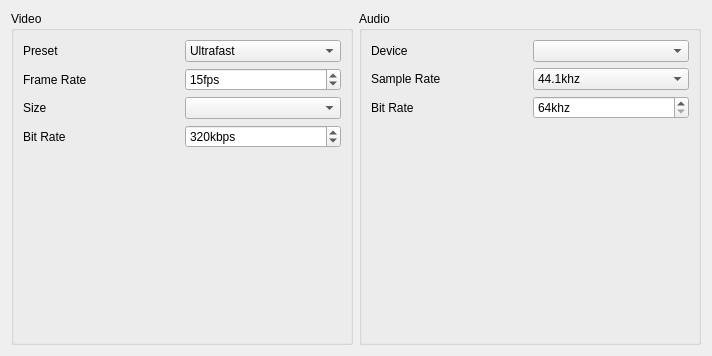
Above: core/encoder.ui from keyanmca/DesktopLiveManager before the change. Below: the same form after it.
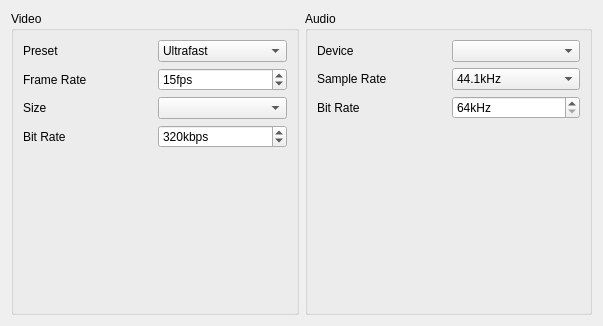
That is the form after the change.

```diff
--- a/core/encoder.ui
+++ b/core/encoder.ui
@@ -6,8 +6,8 @@
    <rect>
     <x>0</x>
     <y>0</y>
-    <width>712</width>
-    <height>356</height>
+    <width>603</width>
+    <height>326</height>
    </rect>
   </property>
   <property name="windowTitle">
@@ -158,18 +158,20 @@
        <widget class="QComboBox" name="a_samplerate_">
         <item>
          <property name="text">
-          <string>44.1khz</string>
-         </property>
-        </item>
-        <item>
-         <property name="text">
-          <string>22.05khz</string>
+          <string>44.1kHz</string>
          </property>
         </item>
        </widget>
       </item>
       <item row="0" column="1">
-       <widget class="QComboBox" name="a_device_"/>
+       <widget class="QComboBox" name="a_device_">
+        <property name="sizePolicy">
+         <sizepolicy hsizetype="Ignored" vsizetype="Fixed">
+          <horstretch>0</horstretch>
+          <verstretch>0</verstretch>
+         </sizepolicy>
+        </property>
+       </widget>
       </item>
       <item row="1" column="0">
        <widget class="QLabel" name="label_5">
@@ -195,7 +197,7 @@
       <item row="2" column="1">
        <widget class="QSpinBox" name="a_bitrate_">
         <property name="suffix">
-         <string>khz</string>
+         <string>kHz</string>
         </property>
         <property name="minimum">
          <number>64</number>
```
Left out of the diff: 4 changed lines with no effect on the pictures.
